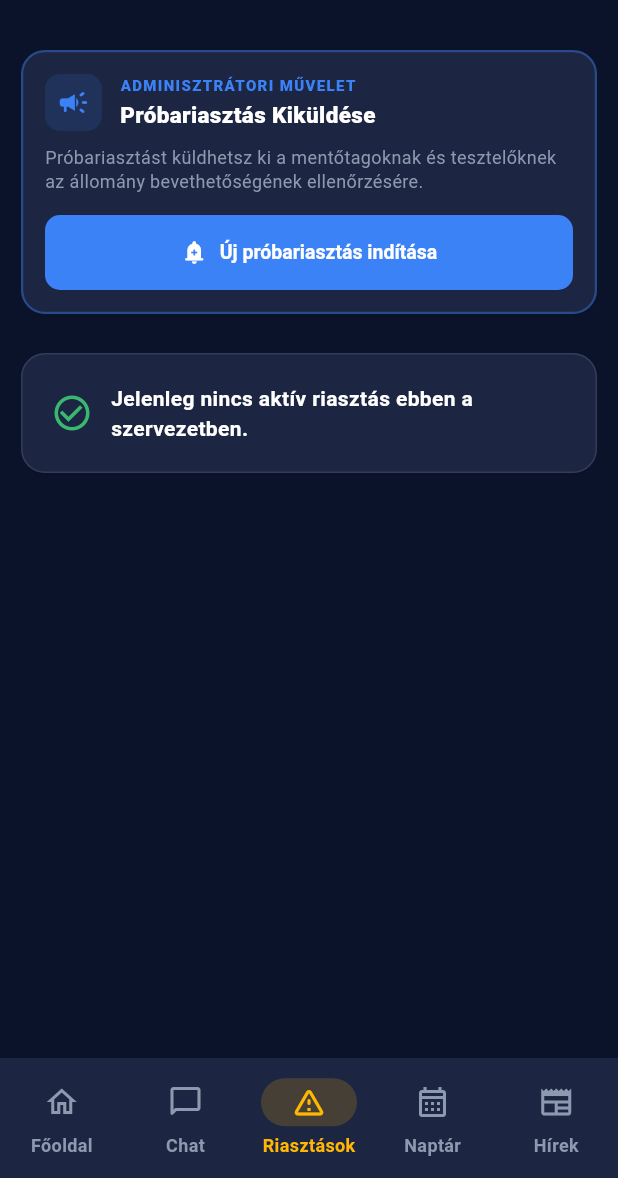
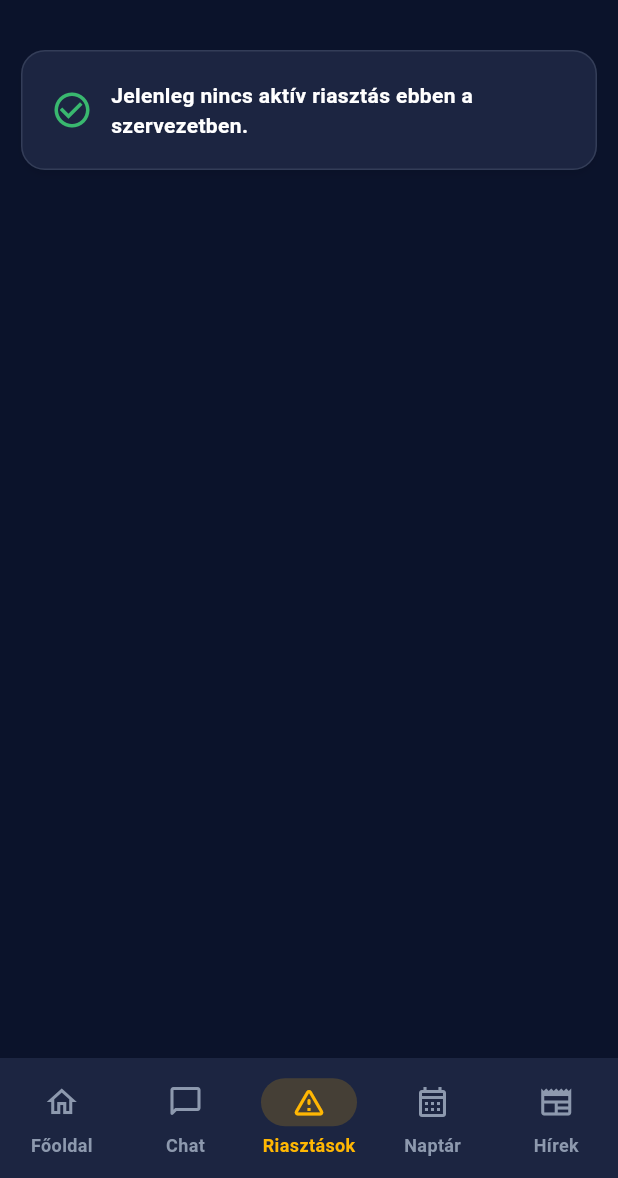
Before and after one commit to centurio84-ui/hunor-app, a Flutter app: the AppShell screen opened directly, item 3 of the bottom bar chosen, on a phone screen of 412 x 824 dp, the part 58-1236 px from its top. Run offline on Flutter 3.47's test engine with Material 3 defaults, Android fonts, the phone set to English and light mode, and no system bars; our stand-ins replace fl_chart, flutter_secure_storage, permission_handler, supabase_flutter; missing offline and left inert: app_badge_plus; accounts and stored records are empty; network calls fail.

Commit message:
Restricted alert dispatching strictly to admin users

```diff
--- a/lib/views/alerts_page.dart
+++ b/lib/views/alerts_page.dart
@@ -13,7 +13,7 @@ class AlertsPage extends StatelessWidget {
     final s = context.watch<AppStore>();
     final active = s.alerts.where((a) => a.isActive).toList();
     final archived = s.alerts.where((a) => !a.isActive).toList();
-    final canDispatch = s.isAdmin || (s.currentMembership?.hasPermission('alerts.dispatch') ?? false) || !s.isGuest;
+    final canDispatch = s.isAdmin;
 
     return RefreshIndicator(
       onRefresh: s.loadData,
```
